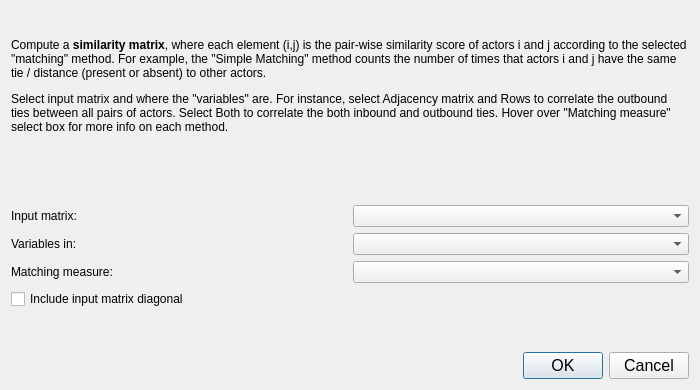
Before: the Qt Designer form src/forms/dialogsimilaritymatches.ui in socnetv/app, drawn with Qt 5.
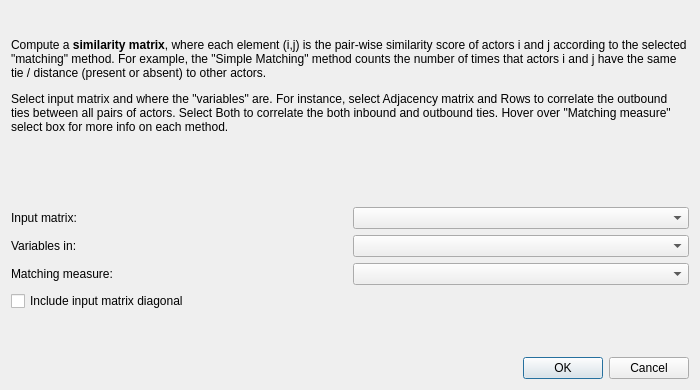
After: the same form once the commit is applied.

Commit message: fixed (reset) font family and font-sizes in all dialogs (once again...)

```diff
--- a/src/forms/dialogsimilaritymatches.ui
+++ b/src/forms/dialogsimilaritymatches.ui
@@ -126,11 +126,6 @@
    </item>
    <item row="7" column="1">
     <widget class="QDialogButtonBox" name="buttonBox">
-     <property name="font">
-      <font>
-       <pointsize>12</pointsize>
-      </font>
-     </property>
      <property name="orientation">
       <enum>Qt::Horizontal</enum>
      </property>
```
The commit also changes 14 other files.
